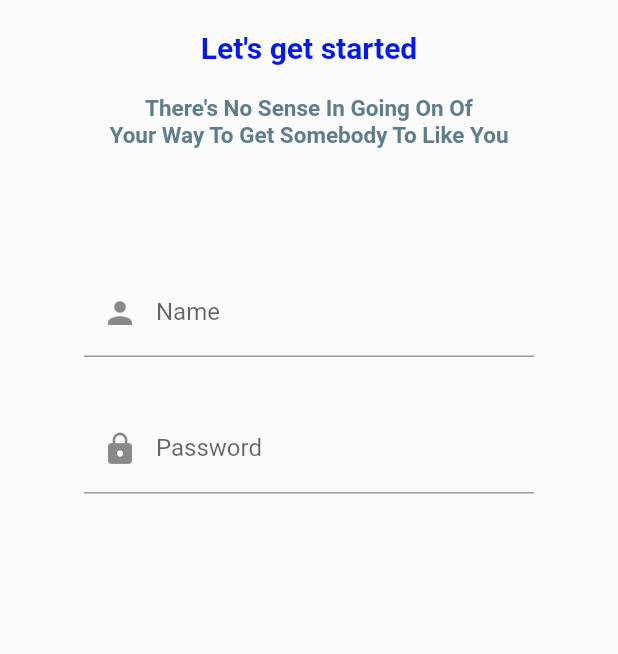
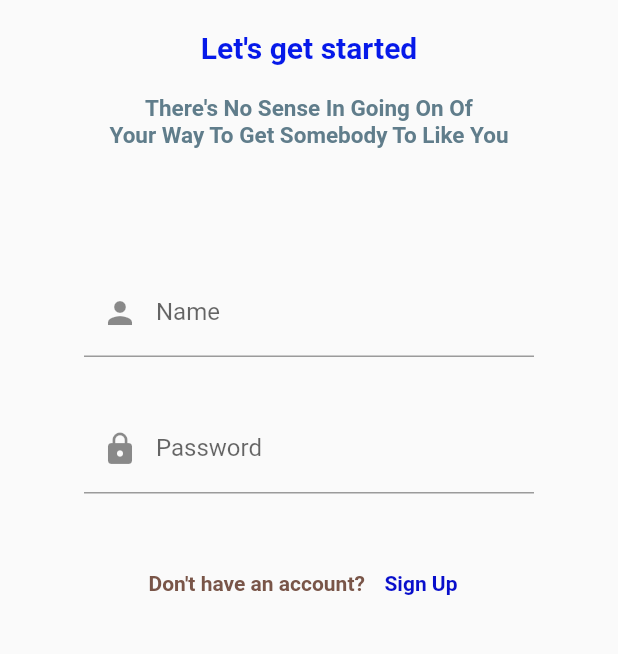
Before and after one commit to ShinDSR/PAML_Exercise01, a Flutter app: the screen it shows after launch, after a tap on the "arrow forward" icon, on a phone screen of 412 x 824 dp, the part 345-999 px from its top. Run offline on Flutter 3.47's test engine with Material 2 defaults, Android fonts, the phone set to English and light mode, and no system bars.

Commit message:
add TextButto on LoginPage

```diff
--- a/lib/loginpage.dart
+++ b/lib/loginpage.dart
@@ -1,3 +1,4 @@
+import 'package:exercise01_paml/registerpage.dart';
 import 'package:flutter/material.dart';
 //import 'package:flutter/src/widgets/framework.dart';
 //import 'package:flutter/src/widgets/placeholder.dart';
@@ -93,19 +94,47 @@ class _LoginPageState extends State<LoginPage> {
                               Toggle = !Toggle;
                             });
                           },
-                          child: Icon(Toggle
-                              ? Icons.visibility_off
-                              : Icons.visibility),
-                        )
-                      ),
+                          child: Icon(
+                              Toggle ? Icons.visibility_off : Icons.visibility),
+                        )),
                   ),
                 ),
                 Container(
                   height: 30,
+                ),
+                Container(
+                  width: 300,
+                  height: 60,
+                  child: Row(mainAxisAlignment: MainAxisAlignment.center,
+                    children: [
+                      Text(
+                        "Don't have an account?",
+                        style: TextStyle(
+                            fontWeight: FontWeight.bold, color: Colors.brown),
+                      ),
+                      Container(
+                        width: 5,
+                      ),
+                      TextButton(
+                          onPressed: () {
+                            Navigator.push(
+                                context,
+                                MaterialPageRoute(
+                                    builder: (context) => RegisterPage()));
+                          },
+                          child: Text(
+                            'Sign Up',
+                            style: TextStyle(
+                              fontWeight: FontWeight.bold,
+                              color: Color.fromARGB(255, 8, 14, 203)
+                            ),
+                          )
+                        )
+                    ],
+                  ),
                 )
               ],
-            )
-          ),
+            )),
       ),
     );
   }
```
